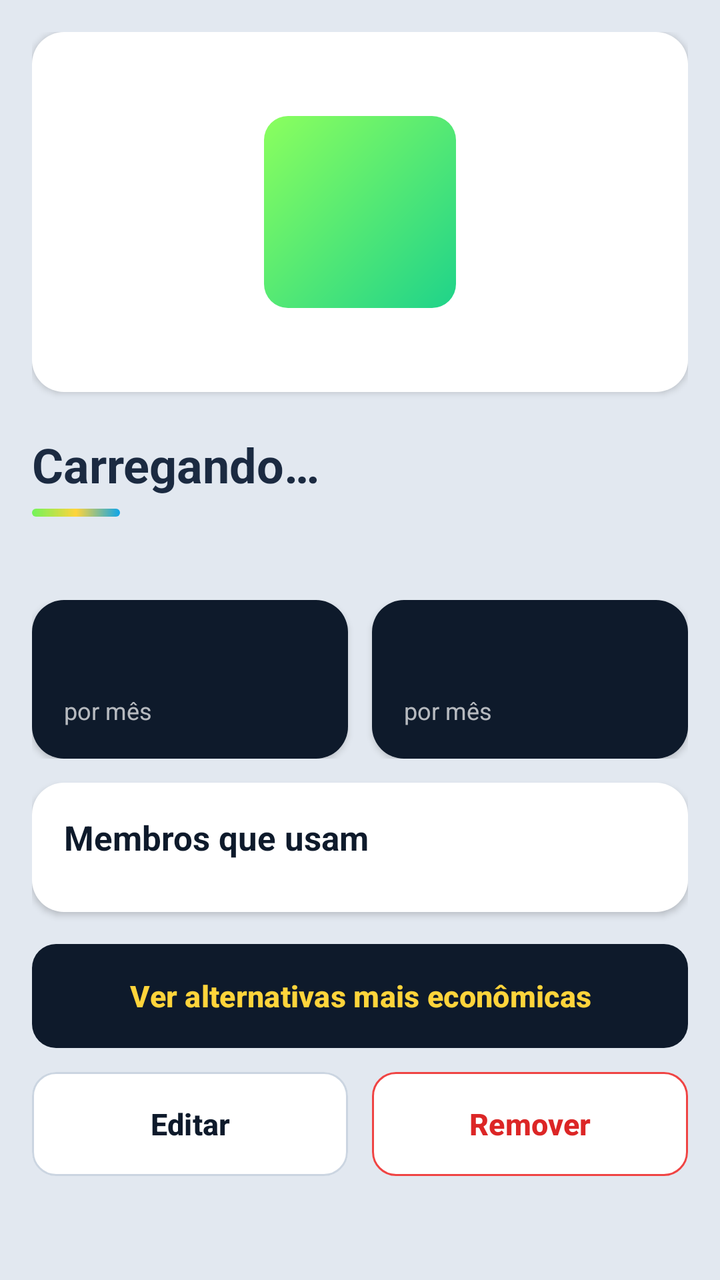
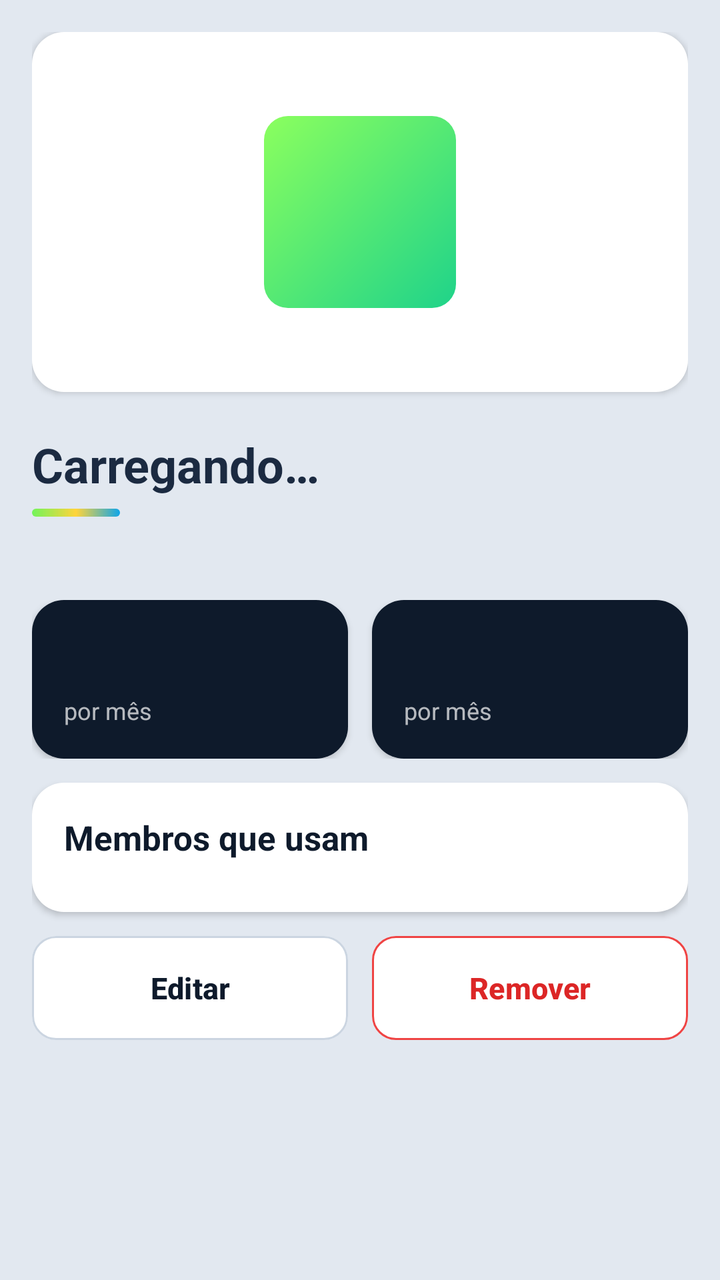

Two renders of the same Android screen: before a commit and after it. Below are the layout's source before the change and the commit's diff.
<!-- AndroidManifest.xml: application theme Theme.SpenVolt -->
<!-- res/layout/activity_device_detail.xml -->
<?xml version="1.0" encoding="utf-8"?>
<ScrollView xmlns:android="http://schemas.android.com/apk/res/android"
    android:layout_width="match_parent"
    android:layout_height="match_parent">

    <LinearLayout
        android:layout_width="match_parent"
        android:layout_height="wrap_content"
        android:orientation="vertical"
        android:padding="16dp">

        
        <FrameLayout
            android:layout_width="match_parent"
            android:layout_height="180dp"
            android:background="@drawable/bg_card"
            android:elevation="2dp">

            <TextView
                android:id="@+id/txtInitial"
                android:layout_width="96dp"
                android:layout_height="96dp"
                android:layout_gravity="center"
                android:background="@drawable/bg_square_green"
                android:gravity="center"
                android:textColor="@color/dark_blue"
                android:textSize="48sp"
                android:textStyle="bold" />
        </FrameLayout>

        <TextView
            android:id="@+id/txtTitle"
            style="@style/SpenVolt.Text.Title"
            android:layout_width="wrap_content"
            android:layout_height="wrap_content"
            android:layout_marginTop="20dp"
            android:text="Carregando…" />

        <View style="@style/SpenVolt.AccentBar" />

        <TextView
            android:id="@+id/txtSpecs"
            style="@style/SpenVolt.Text.Caption"
            android:layout_width="wrap_content"
            android:layout_height="wrap_content"
            android:layout_marginTop="8dp"
            android:textSize="13sp" />

        <TextView
            android:id="@+id/txtError"
            style="@style/SpenVolt.Text.Error"
            android:layout_width="match_parent"
            android:layout_height="wrap_content"
            android:visibility="gone" />

        
        <LinearLayout
            android:layout_width="match_parent"
            android:layout_height="wrap_content"
            android:layout_marginTop="16dp"
            android:orientation="horizontal">

            <LinearLayout
                style="@style/SpenVolt.Card.Dark"
                android:layout_width="0dp"
                android:layout_height="wrap_content"
                android:layout_marginEnd="6dp"
                android:layout_weight="1">

                <TextView
                    android:id="@+id/txtKwh"
                    style="@style/SpenVolt.Text.Stat.Yellow"
                    android:layout_width="wrap_content"
                    android:layout_height="wrap_content" />

                <TextView
                    android:layout_width="wrap_content"
                    android:layout_height="wrap_content"
                    android:layout_marginTop="4dp"
                    android:text="por mês"
                    android:textColor="@color/white_70"
                    android:textSize="12sp" />
            </LinearLayout>

            <LinearLayout
                style="@style/SpenVolt.Card.Dark"
                android:layout_width="0dp"
                android:layout_height="wrap_content"
                android:layout_marginStart="6dp"
                android:layout_weight="1">

                <TextView
                    android:id="@+id/txtCost"
                    style="@style/SpenVolt.Text.Stat.Yellow"
                    android:layout_width="wrap_content"
                    android:layout_height="wrap_content" />

                <TextView
                    android:layout_width="wrap_content"
                    android:layout_height="wrap_content"
                    android:layout_marginTop="4dp"
                    android:text="por mês"
                    android:textColor="@color/white_70"
                    android:textSize="12sp" />
            </LinearLayout>
        </LinearLayout>

        
        <LinearLayout
            style="@style/SpenVolt.Card"
            android:layout_width="match_parent"
            android:layout_height="wrap_content"
            android:layout_marginTop="12dp">

            <TextView
                style="@style/SpenVolt.Text.CardTitle"
                android:layout_width="wrap_content"
                android:layout_height="wrap_content"
                android:text="Membros que usam" />

            <TextView
                android:id="@+id/txtNoMembers"
                style="@style/SpenVolt.Text.Caption"
                android:layout_width="wrap_content"
                android:layout_height="wrap_content"
                android:layout_marginTop="8dp"
                android:text="Nenhum membro vinculado a este aparelho."
                android:textSize="13sp"
                android:visibility="gone" />

            <com.google.android.material.chip.ChipGroup
                android:id="@+id/memberChips"
                android:layout_width="match_parent"
                android:layout_height="wrap_content"
                android:layout_marginTop="10dp" />
        </LinearLayout>

        <com.google.android.material.button.MaterialButton
            android:id="@+id/btnAlternatives"
            style="@style/SpenVolt.Button.Dark"
            android:layout_width="match_parent"
            android:layout_height="wrap_content"
            android:layout_marginTop="16dp"
            android:text="Ver alternativas mais econômicas" />

        <LinearLayout
            android:layout_width="match_parent"
            android:layout_height="wrap_content"
            android:layout_marginTop="12dp"
            android:orientation="horizontal">

            <com.google.android.material.button.MaterialButton
                android:id="@+id/btnEdit"
                style="@style/SpenVolt.Button.Outline"
                android:layout_width="0dp"
                android:layout_height="wrap_content"
                android:layout_marginEnd="6dp"
                android:layout_weight="1"
                android:text="Editar" />

            <com.google.android.material.button.MaterialButton
                android:id="@+id/btnRemove"
                style="@style/SpenVolt.Button.Danger"
                android:layout_width="0dp"
                android:layout_height="wrap_content"
                android:layout_marginStart="6dp"
                android:layout_weight="1"
                android:text="Remover" />
        </LinearLayout>
    </LinearLayout>
</ScrollView>
<!-- resources referenced by this layout -->
<resources>
  <color name="dark_blue">#0E1A2B</color>
  <color name="white_70">#B3FFFFFF</color>
  <!-- drawable bg_card (drawable) -->
  <?xml version="1.0" encoding="utf-8"?>
  <shape xmlns:android="http://schemas.android.com/apk/res/android" android:shape="rectangle">
      <solid android:color="@color/white" />
      <corners android:radius="16dp" />
  </shape>
  <!-- drawable bg_square_green (drawable) -->
  <?xml version="1.0" encoding="utf-8"?>
  <shape xmlns:android="http://schemas.android.com/apk/res/android" android:shape="rectangle">
      <gradient android:angle="315" android:startColor="@color/green_start" android:endColor="@color/green_end" />
      <corners android:radius="12dp" />
  </shape>
  <style name="SpenVolt.AccentBar">
          <item name="android:layout_width">44dp</item>
          <item name="android:layout_height">4dp</item>
          <item name="android:layout_marginTop">6dp</item>
          <item name="android:background">@drawable/bg_accent_bar</item>
      </style>
  <style name="SpenVolt.Button.Danger" parent="SpenVolt.Button.Outline">
          <item name="strokeColor">@color/status_exceeded</item>
          <item name="android:textColor">@color/red_600</item>
      </style>
  <style name="SpenVolt.Button.Dark" parent="Widget.Material3.Button">
          <item name="backgroundTint">@color/dark_blue</item>
          <item name="android:textColor">@color/yellow</item>
          <item name="android:textStyle">bold</item>
          <item name="android:textSize">15sp</item>
          <item name="android:minHeight">52dp</item>
          <item name="android:insetTop">0dp</item>
          <item name="android:insetBottom">0dp</item>
          <item name="cornerRadius">12dp</item>
      </style>
  <style name="SpenVolt.Card">
          <item name="android:background">@drawable/bg_card</item>
          <item name="android:padding">16dp</item>
          <item name="android:elevation">2dp</item>
          <item name="android:orientation">vertical</item>
      </style>
  <style name="SpenVolt.Card.Dark">
          <item name="android:background">@drawable/bg_card_dark</item>
      </style>
  <style name="SpenVolt.Text.Caption">
          <item name="android:textSize">12sp</item>
          <item name="android:textColor">@color/gray_500</item>
      </style>
  <style name="SpenVolt.Text.CardTitle">
          <item name="android:textSize">17sp</item>
          <item name="android:textStyle">bold</item>
          <item name="android:textColor">@color/dark_blue</item>
      </style>
  <style name="SpenVolt.Text.Error">
          <item name="android:textSize">12sp</item>
          <item name="android:textColor">@color/red_600</item>
          <item name="android:gravity">center</item>
          <item name="android:layout_marginTop">8dp</item>
      </style>
  <style name="SpenVolt.Text.Stat.Yellow">
          <item name="android:textColor">@color/yellow</item>
      </style>
  <style name="SpenVolt.Text.Title">
          <item name="android:textSize">24sp</item>
          <item name="android:textStyle">bold</item>
          <item name="android:textColor">@color/text</item>
      </style>
  <style name="Theme.SpenVolt" parent="Base.Theme.SpenVolt" />
  <color name="white">#FFFFFF</color>
  <color name="green_start">#8BFF5E</color>
  <color name="green_end">#1FD38A</color>
  <color name="status_exceeded">#EF4444</color>
  <color name="red_600">#DC2626</color>
  <color name="yellow">#FFD43B</color>
  <color name="slate_300">#CBD5E1</color>
  <!-- drawable bg_card_dark (drawable) -->
  <?xml version="1.0" encoding="utf-8"?>
  <shape xmlns:android="http://schemas.android.com/apk/res/android" android:shape="rectangle">
      <solid android:color="@color/dark_blue" />
      <corners android:radius="16dp" />
  </shape>
  <color name="gray_500">#6B7280</color>
  <color name="text">#1B2A41</color>
  <color name="green_button">#72F45B</color>
  <color name="sky">#0EA5E9</color>
  <color name="background">#E2E8F0</color>
  <!-- unchanged entries left out for length: 3 -->
</resources>

<!-- the commit's change to res/layout/activity_device_detail.xml (unified diff, before → after) -->
@@ -135,14 +135,6 @@
                 android:layout_marginTop="10dp" />
         </LinearLayout>
 
-        <com.google.android.material.button.MaterialButton
-            android:id="@+id/btnAlternatives"
-            style="@style/SpenVolt.Button.Dark"
-            android:layout_width="match_parent"
-            android:layout_height="wrap_content"
-            android:layout_marginTop="16dp"
-            android:text="Ver alternativas mais econômicas" />
-
         <LinearLayout
             android:layout_width="match_parent"
             android:layout_height="wrap_content"
<!-- resource entries referenced after the edit -->
@@ -23,16 +23,6 @@
   <style name="SpenVolt.Button.Danger" parent="SpenVolt.Button.Outline">
           <item name="strokeColor">@color/status_exceeded</item>
           <item name="android:textColor">@color/red_600</item>
-      </style>
-  <style name="SpenVolt.Button.Dark" parent="Widget.Material3.Button">
-          <item name="backgroundTint">@color/dark_blue</item>
-          <item name="android:textColor">@color/yellow</item>
-          <item name="android:textStyle">bold</item>
-          <item name="android:textSize">15sp</item>
-          <item name="android:minHeight">52dp</item>
-          <item name="android:insetTop">0dp</item>
-          <item name="android:insetBottom">0dp</item>
-          <item name="cornerRadius">12dp</item>
       </style>
   <style name="SpenVolt.Card">
           <item name="android:background">@drawable/bg_card</item>
